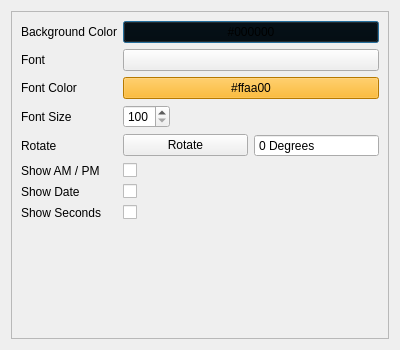
Before: the Qt Designer form UI/dreamy_options.ui in textbrowser/dreamy, drawn with Qt 5.
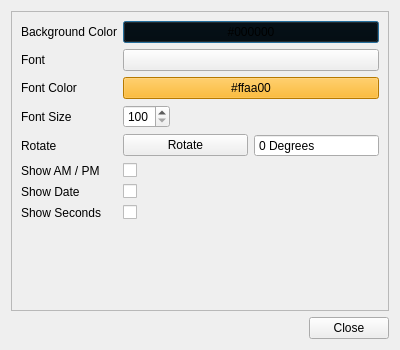
After: the same form once the commit is applied. Icons and pictures are not drawn.

```diff
--- a/UI/dreamy_options.ui
+++ b/UI/dreamy_options.ui
@@ -29,7 +29,7 @@
         <x>0</x>
         <y>0</y>
         <width>384</width>
-        <height>334</height>
+        <height>294</height>
        </rect>
       </property>
       <layout class="QFormLayout" name="formLayout">
@@ -195,6 +195,13 @@
      </widget>
     </widget>
    </item>
+   <item>
+    <widget class="QDialogButtonBox" name="button_box">
+     <property name="standardButtons">
+      <set>QDialogButtonBox::Close</set>
+     </property>
+    </widget>
+   </item>
   </layout>
  </widget>
  <tabstops>
```
